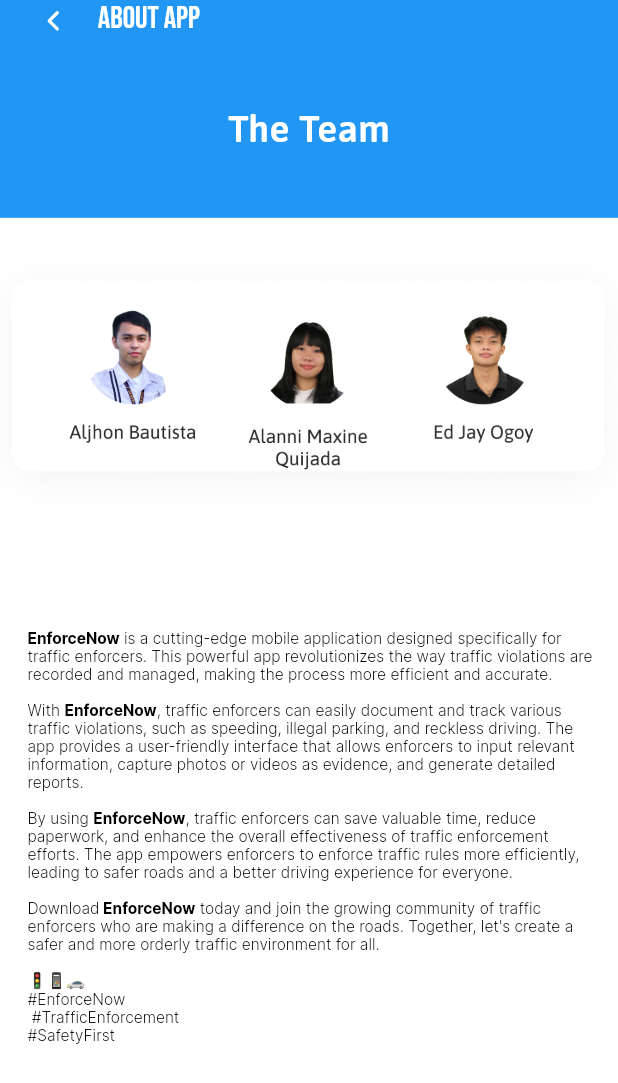
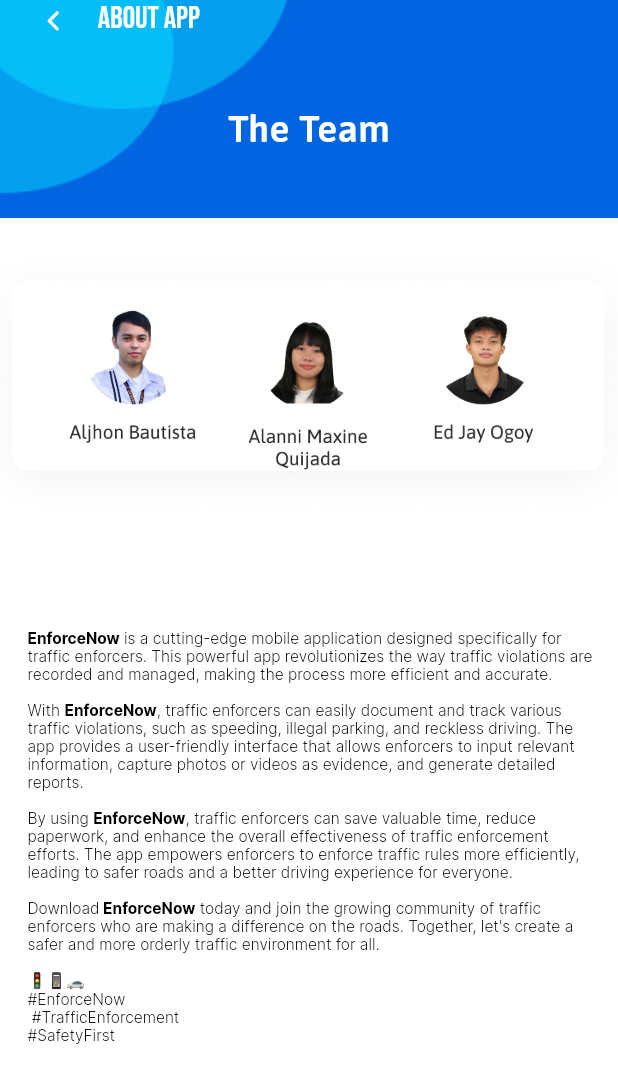
Before and after one commit to lansoyyy/enforce_now, a Flutter app: the AbouTheAppScreen screen opened by its route, on a phone screen of 412 x 824 dp. Shown: the top 1083 px of the screen. Run offline on Flutter 3.47's test engine with Material 3 defaults, Android fonts, the phone set to English and light mode, and no system bars; our stand-ins replace cached_network_image, cloud_firestore, firebase_auth, firebase_core, firebase_storage, flutter_svg and 3 more; accounts and stored records are empty.

Commit message:
added header

```diff
--- a/lib/presentation/abou_the_app_screen/abou_the_app_screen.dart
+++ b/lib/presentation/abou_the_app_screen/abou_the_app_screen.dart
@@ -76,7 +76,14 @@ class AbouTheAppScreen extends StatelessWidget {
           Align(
               alignment: Alignment.topCenter,
               child: Container(
-                  decoration: BoxDecoration(color: Colors.blue),
+                  decoration: BoxDecoration(
+                    color: Colors.blue,
+                    image: DecorationImage(
+                        image: AssetImage(
+                          'assets/images/back.png',
+                        ),
+                        fit: BoxFit.cover),
+                  ),
                   child: Column(mainAxisSize: MainAxisSize.min, children: [
                     CustomAppBar(
                         leadingWidth: 41.h,
--- a/lib/presentation/main_menu_screen/main_menu_screen.dart
+++ b/lib/presentation/main_menu_screen/main_menu_screen.dart
@@ -135,7 +135,11 @@ class MainMenuScreen extends StatelessWidget {
           return Container(
               padding: EdgeInsets.symmetric(horizontal: 6.h, vertical: 16.v),
               decoration: BoxDecoration(
-                color: Colors.blue[700],
+                image: DecorationImage(
+                    image: AssetImage(
+                      'assets/images/back.png',
+                    ),
+                    fit: BoxFit.cover),
               ),
               child: Column(
                   crossAxisAlignment: CrossAxisAlignment.start,
```
Also changed, not shown: lib/presentation/record_hisotry_screen/record_hisotry_screen.dart (+6 -3 lines), lib/presentation/traffic_enforcer_info_screen/traffic_enforcer_info_screen.dart (+6 -3 lines), assets/images/back.png (added).
